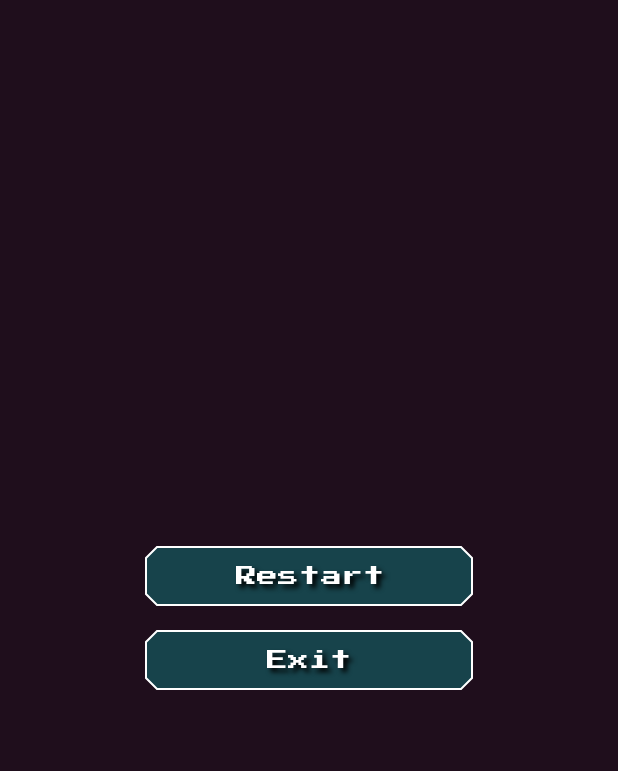
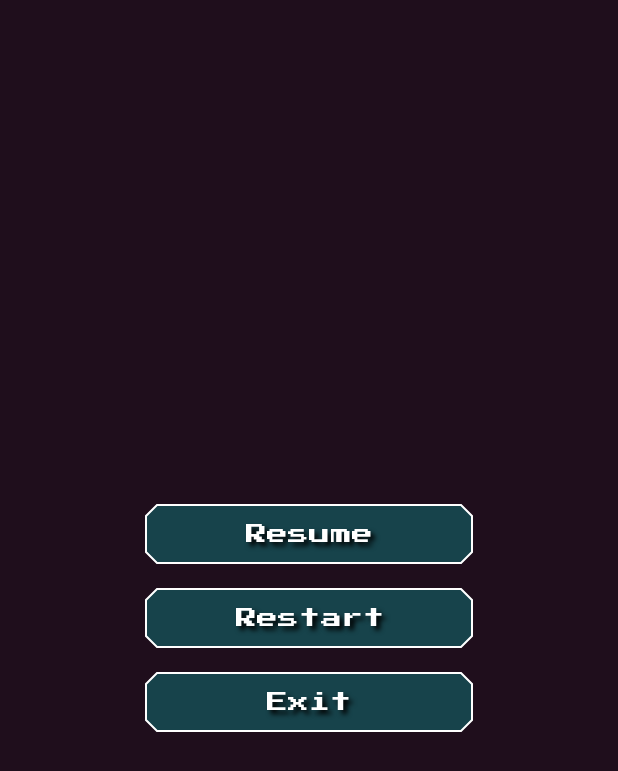
Before and after one commit to CodesDoWork/StarRun, an Android app: the layout pause_menu.xml on its own in the app's theme, with its tools: preview values and no code run, on a phone screen of 412 x 824 dp. Shown: the top 771 px of the screen. Run offline under Robolectric (Android 15) with nearby library versions, the light colour scheme and no system bars.

Commit message:
feat(menu): added resume button and fixed position

```diff
--- a/app/src/main/res/layout/pause_menu.xml
+++ b/app/src/main/res/layout/pause_menu.xml
@@ -10,6 +10,16 @@
     <Space
         android:layout_rowWeight="1"
         android:layout_columnSpan="3" />
+
+    <Space android:layout_columnWeight="1" />
+
+    <com.google.android.material.button.MaterialButton
+        android:id="@+id/resume"
+        android:layout_columnWeight="1"
+        android:layout_marginBottom="8dp"
+        android:text="@string/resume" />
+
+    <Space android:layout_columnWeight="1" />
 
     <Space android:layout_columnWeight="1" />
 
--- a/app/src/main/res/values/strings.xml
+++ b/app/src/main/res/values/strings.xml
@@ -5,5 +5,6 @@
     <string name="pause">Pause</string>
     <string name="play">Play</string>
     <string name="restart">Restart</string>
+    <string name="resume">Resume</string>
     <string name="score">Score: %d</string>
 </resources>
```
Also changed, not shown: app/src/main/java/de/host/mobsys/starrun/GameActivity.java (+9 -6 lines), 1 other file.
